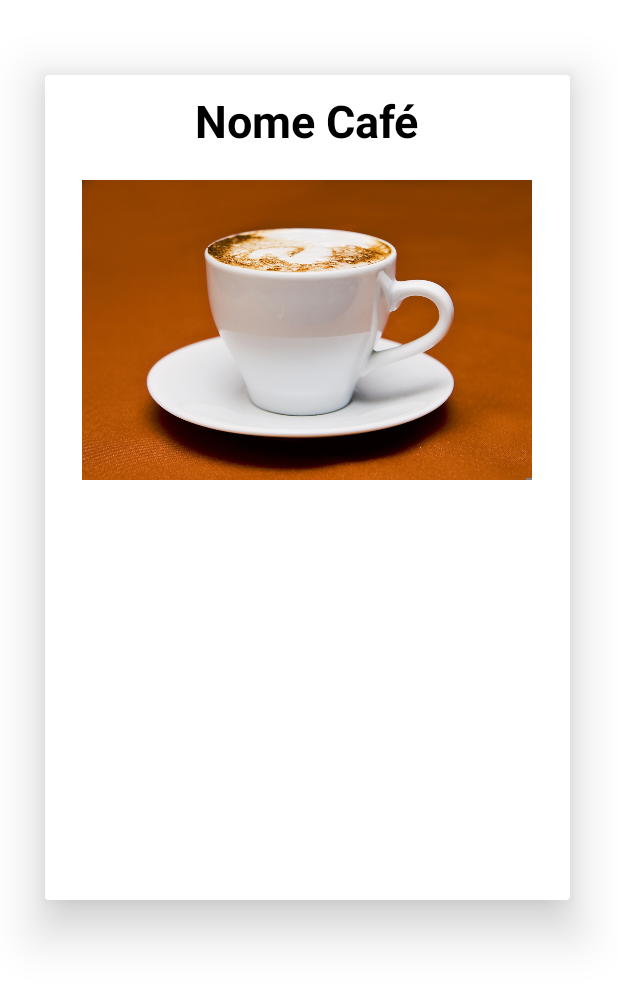
After one commit to Leticiavvs13/GingerBread, an Android app: the fragment ModeloDetalhes shown on its own in the app's theme, on a phone screen of 412 x 824 dp. The commit adds this screen. Shown: the top 983 px of the screen. Run offline under Robolectric (Android 15) with nearby library versions, the phone set to English and light mode, and no system bars.

Commit message:
modelo detalhes

```diff
--- /dev/null
+++ b/app/src/main/java/br/com/etecia/gingerbread/ModeloDetalhes.java
@@ -0,0 +1,21 @@
+package br.com.etecia.gingerbread;
+
+import android.os.Bundle;
+
+import androidx.fragment.app.Fragment;
+
+import android.view.LayoutInflater;
+import android.view.View;
+import android.view.ViewGroup;
+
+public class ModeloDetalhes extends Fragment {
+
+
+    @Override
+    public View onCreateView(LayoutInflater inflater, ViewGroup container,
+                             Bundle savedInstanceState) {
+        // Inflate the layout for this fragment
+        View v = inflater.inflate(R.layout.fragment_modelo_detalhes, container, false);
+        return v;
+    }
+}
--- /dev/null
+++ b/app/src/main/res/layout/fragment_modelo_detalhes.xml
@@ -0,0 +1,36 @@
+<?xml version="1.0" encoding="utf-8"?>
+<FrameLayout xmlns:android="http://schemas.android.com/apk/res/android"
+    xmlns:app="http://schemas.android.com/apk/res-auto"
+    xmlns:tools="http://schemas.android.com/tools"
+    android:layout_width="match_parent"
+    android:layout_height="match_parent"
+    tools:context=".ModeloDetalhes">
+
+    <androidx.cardview.widget.CardView
+        android:layout_width="350dp"
+        android:layout_height="550dp"
+        android:layout_marginLeft="30dp"
+        android:layout_marginTop="50dp"
+        app:cardElevation="20dp">
+
+        <TextView
+            android:layout_width="wrap_content"
+            android:layout_height="wrap_content"
+            android:text="Nome Café"
+            android:layout_marginTop="10dp"
+            android:layout_gravity="center_horizontal"
+            android:textStyle="bold"
+            android:textColor="@color/black"
+            android:textSize="30sp" />
+
+        <ImageView
+            android:layout_width="300dp"
+            android:layout_height="200dp"
+            android:layout_gravity="center_horizontal"
+            android:layout_marginTop="70dp"
+            android:src="@drawable/coffee" />
+
+
+    </androidx.cardview.widget.CardView>
+
+</FrameLayout>
--- a/app/src/main/res/layout/modelo_item.xml
+++ b/app/src/main/res/layout/modelo_item.xml
@@ -4,11 +4,11 @@
 <androidx.cardview.widget.CardView xmlns:android="http://schemas.android.com/apk/res/android"
     xmlns:app="http://schemas.android.com/apk/res-auto"
     android:id="@+id/idModelo"
-    app:cardElevation="20dp"
-    app:cardCornerRadius="5dp"
     android:layout_width="195dp"
     android:layout_height="300dp"
-    android:layout_margin="8dp">
+    android:layout_margin="8dp"
+    app:cardCornerRadius="5dp"
+    app:cardElevation="20dp">
 
     <RelativeLayout
         android:layout_width="match_parent"
--- a/app/src/main/res/values/strings.xml
+++ b/app/src/main/res/values/strings.xml
@@ -1,3 +1,5 @@
 <resources>
     <string name="app_name">GingerBread</string>
+    <!-- TODO: Remove or change this placeholder text -->
+    <string name="hello_blank_fragment">Hello blank fragment</string>
 </resources>
```
Also changed, not shown: app/src/main/res/drawable/coffee.jpg (added).
